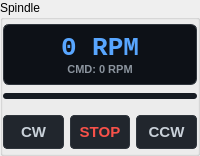
This is thorcnc/widgets/spindle_panel.ui in Moshkopp/ThorCNC as Qt 5 draws it before an edit. The edited form follows.
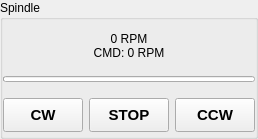
This is the edited form.

Commit message: remove all hardcoded styles into qss

```diff
--- a/thorcnc/widgets/spindle_panel.ui
+++ b/thorcnc/widgets/spindle_panel.ui
@@ -24,15 +24,6 @@
    <!-- DIGITAL DISPLAY FRAME -->
    <item>
     <widget class="QFrame" name="spindle_display_frame">
-     <property name="styleSheet">
-      <string>
-       QFrame#spindle_display_frame {
-           background-color: #0d1117;
-           border: 1px solid #30363d;
-           border-radius: 6px;
-       }
-      </string>
-     </property>
      <layout class="QVBoxLayout">
       <property name="spacing">
        <number>0</number>
@@ -55,16 +46,6 @@
        <widget class="QLabel" name="lbl_spindle_ist">
         <property name="text"><string>0 RPM</string></property>
         <property name="alignment"><set>Qt::AlignmentFlag::AlignCenter</set></property>
-        <property name="styleSheet">
-         <string>
-          color: #58a6ff;
-          font-size: 26px;
-          font-weight: bold;
-          font-family: monospace;
-          background: transparent;
-          border: none;
-         </string>
-        </property>
        </widget>
       </item>
       
@@ -73,15 +54,6 @@
        <widget class="QLabel" name="lbl_spindle_soll">
         <property name="text"><string>CMD: 0 RPM</string></property>
         <property name="alignment"><set>Qt::AlignmentFlag::AlignCenter</set></property>
-        <property name="styleSheet">
-         <string>
-          color: #8b949e;
-          font-size: 11px;
-          font-weight: bold;
-          background: transparent;
-          border: none;
-         </string>
-        </property>
        </widget>
       </item>
      </layout>
@@ -98,19 +70,6 @@
       <size><width>16777215</width><height>6</height></size>
      </property>
      <property name="textVisible"><bool>false</bool></property>
-     <property name="styleSheet">
-      <string>
-       QProgressBar {
-           border: none;
-           border-radius: 3px;
-           background-color: #161b22;
-       }
-       QProgressBar::chunk {
-           background-color: qlineargradient(spread:pad, x1:0, y1:0, x2:1, y2:0, stop:0 #2ea043, stop:0.5 #d29922, stop:1 #f85149);
-           border-radius: 3px;
-       }
-      </string>
-     </property>
     </widget>
    </item>
 
@@ -132,19 +91,6 @@
        <property name="font">
         <font><pointsize>11</pointsize><bold>true</bold></font>
        </property>
-       <property name="styleSheet">
-        <string>
-         QPushButton {
-             background-color: #21262d;
-             border: 1px solid #30363d;
-             border-radius: 4px;
-             color: #c9d1d9;
-         }
-         QPushButton:hover {
-             background-color: #30363d;
-         }
-        </string>
-       </property>
       </widget>
      </item>
      <item>
@@ -156,20 +102,6 @@
        <property name="font">
         <font><pointsize>11</pointsize><bold>true</bold></font>
        </property>
-       <property name="styleSheet">
-        <string>
-         QPushButton {
-             background-color: #21262d;
-             border: 1px solid #30363d;
-             border-radius: 4px;
-             color: #f85149;
-         }
-         QPushButton:hover {
-             background-color: #da3633;
-             color: white;
-         }
-        </string>
-       </property>
       </widget>
      </item>
      <item>
@@ -181,19 +113,6 @@
        <property name="font">
         <font><pointsize>11</pointsize><bold>true</bold></font>
        </property>
-       <property name="styleSheet">
-        <string>
-         QPushButton {
-             background-color: #21262d;
-             border: 1px solid #30363d;
-             border-radius: 4px;
-             color: #c9d1d9;
-         }
-         QPushButton:hover {
-             background-color: #30363d;
-         }
-        </string>
-       </property>
       </widget>
      </item>
     </layout>
```
Left out of the diff: 6 changed lines with no effect on the pictures. The commit also changes 13 other files.
